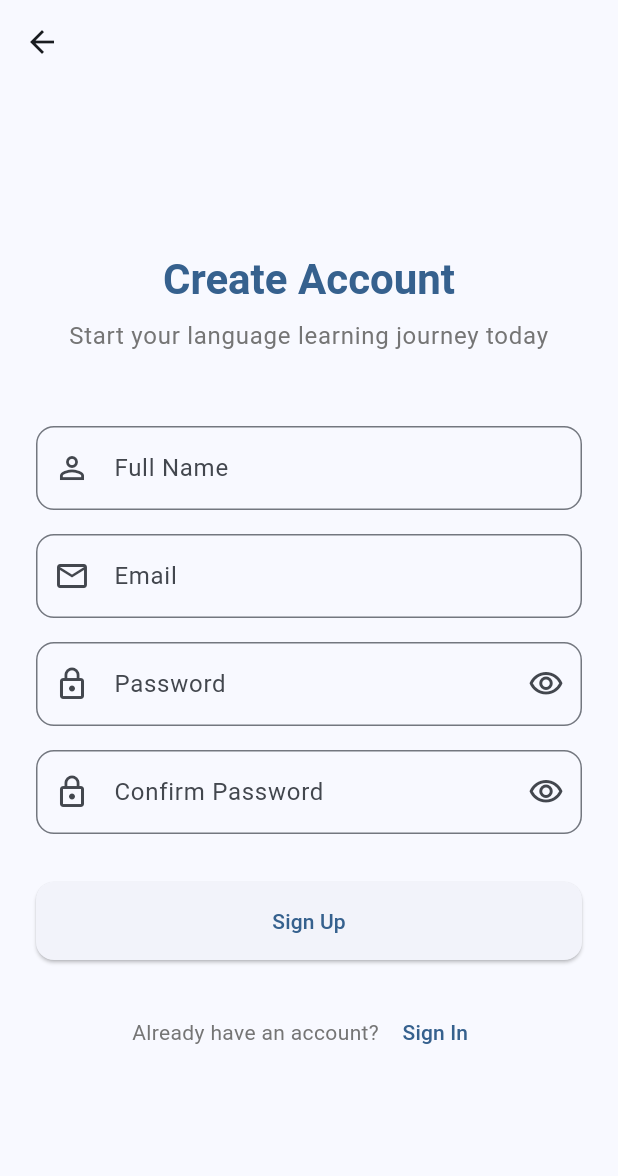
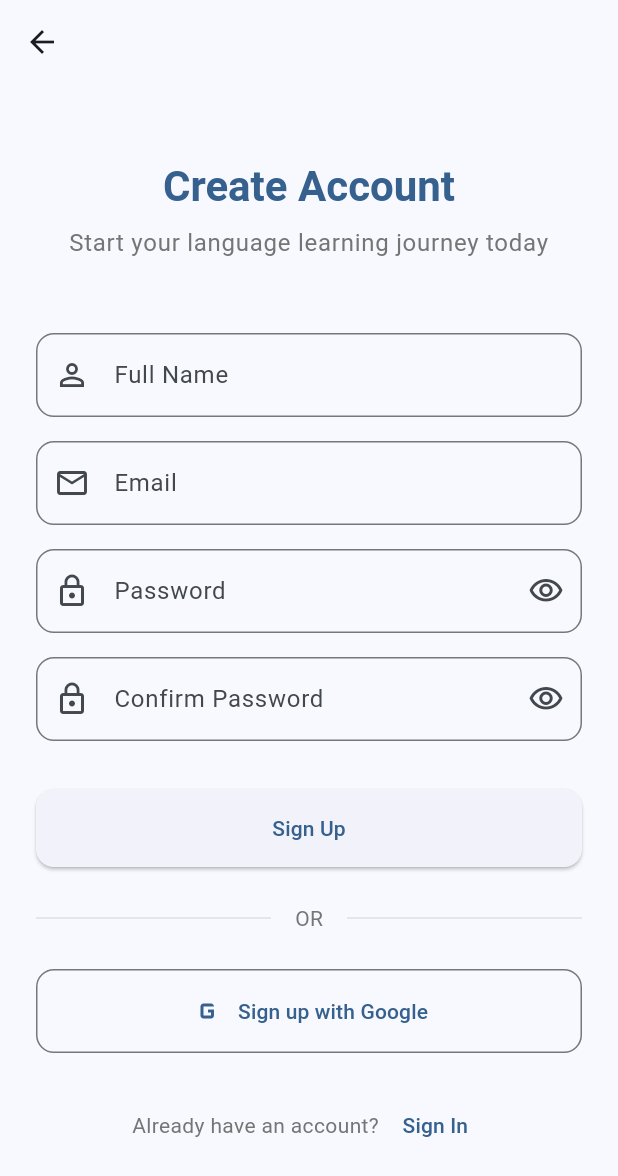
Before and after one commit to Ikedelta/Language-Learning-App-Talk-Easy-, a Flutter app: the SignupScreen screen opened by its route, on a phone screen of 412 x 824 dp. Shown: the top 1176 px of the screen. Run offline on Flutter 3.47's test engine with Material 3 defaults, Android fonts, the phone set to English and light mode, and no system bars; our stand-ins replace audioplayers, cloud_firestore, connectivity_plus, firebase_auth, firebase_core, google_sign_in and 2 more; accounts and stored records are empty.

Commit message:
fixed google Oauth

```diff
--- a/lib/screens/auth/signup_screen.dart
+++ b/lib/screens/auth/signup_screen.dart
@@ -2,7 +2,10 @@
 import 'package:easy_talk/screens/home/home_screen.dart';
 import 'package:easy_talk/services/auth_service.dart';
 import 'package:easy_talk/services/logger_service.dart';
+import 'package:easy_talk/services/google_sign_in.dart';
 import 'package:firebase_auth/firebase_auth.dart';
+import 'package:cloud_firestore/cloud_firestore.dart';
+import 'package:google_sign_in/google_sign_in.dart';
 
 class SignupScreen extends StatefulWidget {
   final Function() toggleTheme;
@@ -23,6 +26,7 @@
   final _passwordController = TextEditingController();
   final _confirmPasswordController = TextEditingController();
   final _authService = AuthService();
+  final _googleSignInService = GoogleSignInService();
   bool _isLoading = false;
   bool _obscurePassword = true;
   bool _obscureConfirmPassword = true;
@@ -104,6 +108,39 @@
         ScaffoldMessenger.of(context).showSnackBar(
           SnackBar(
             content: Text('An error occurred: $e'),
+            duration: const Duration(seconds: 5),
+          ),
+        );
+      }
+    } finally {
+      if (mounted) {
+        setState(() => _isLoading = false);
+      }
+    }
+  }
+
+  Future<void> _signInWithGoogle() async {
+    setState(() => _isLoading = true);
+    try {
+      Logger.debug('Starting Google Sign In process');
+
+      final userCredential = await _googleSignInService.signInWithGoogle();
+
+      if (userCredential?.user != null) {
+        if (mounted) {
+          Navigator.of(context).pushReplacement(
+            MaterialPageRoute(
+              builder: (context) => HomeScreen(toggleTheme: widget.toggleTheme),
+            ),
+          );
+        }
+      }
+    } catch (e, stackTrace) {
+      Logger.error('Google Sign In Error', e, stackTrace);
+      if (mounted) {
+        ScaffoldMessenger.of(context).showSnackBar(
+          SnackBar(
+            content: Text('Error signing in with Google: ${e.toString()}'),
             duration: const Duration(seconds: 5),
           ),
         );
@@ -271,6 +308,32 @@
                   ),
                   const SizedBox(height: 24),
                   Row(
+                    children: [
+                      Expanded(child: Divider(color: Colors.grey[300])),
+                      Padding(
+                        padding: const EdgeInsets.symmetric(horizontal: 16),
+                        child: Text(
+                          'OR',
+                          style: TextStyle(color: Colors.grey[600]),
+                        ),
+                      ),
+                      Expanded(child: Divider(color: Colors.grey[300])),
+                    ],
+                  ),
+                  const SizedBox(height: 24),
+                  OutlinedButton.icon(
+                    onPressed: _isLoading ? null : _signInWithGoogle,
+                    style: OutlinedButton.styleFrom(
+                      padding: const EdgeInsets.symmetric(vertical: 16),
+                      shape: RoundedRectangleBorder(
+                        borderRadius: BorderRadius.circular(12),
+                      ),
+                    ),
+                    icon: const Icon(Icons.g_mobiledata, size: 24),
+                    label: const Text('Sign up with Google'),
+                  ),
+                  const SizedBox(height: 24),
+                  Row(
                     mainAxisAlignment: MainAxisAlignment.center,
                     children: [
                       Text(
--- a/lib/screens/home/home_screen.dart
+++ b/lib/screens/home/home_screen.dart
@@ -4,8 +4,6 @@
 import 'package:easy_talk/screens/settings/settings_screen.dart';
 import 'package:easy_talk/screens/language_courses/language_courses_screen.dart';
 import 'package:easy_talk/services/auth_service.dart';
-import 'package:firebase_auth/firebase_auth.dart';
-import 'package:cloud_firestore/cloud_firestore.dart';
 
 class HomeScreen extends StatefulWidget {
   final Function() toggleTheme;
--- a/lib/screens/settings/edit_profile_screen.dart
+++ b/lib/screens/settings/edit_profile_screen.dart
@@ -1,6 +1,5 @@
 import 'package:flutter/material.dart';
 import 'package:easy_talk/services/auth_service.dart';
-import 'package:firebase_auth/firebase_auth.dart';
 
 class EditProfileScreen extends StatefulWidget {
   const EditProfileScreen({super.key});
--- a/pubspec.yaml
+++ b/pubspec.yaml
@@ -35,8 +35,8 @@
   shared_preferences: ^2.2.2
   http: ^1.1.0
   connectivity_plus: ^6.1.4
-  firebase_core: ^2.24.2
-  firebase_auth: ^4.17.5
+  firebase_core: ^2.25.4
+  firebase_auth: ^4.20.0
   google_sign_in: ^6.2.1
   cloud_firestore: ^4.17.5
 
```
Also changed, not shown: lib/screens/auth/login_screen.dart (+5 -4 lines), lib/screens/settings/settings_screen.dart (+37 -7 lines), lib/services/google_sign_in.dart (+63 -6 lines), 4 other files.
